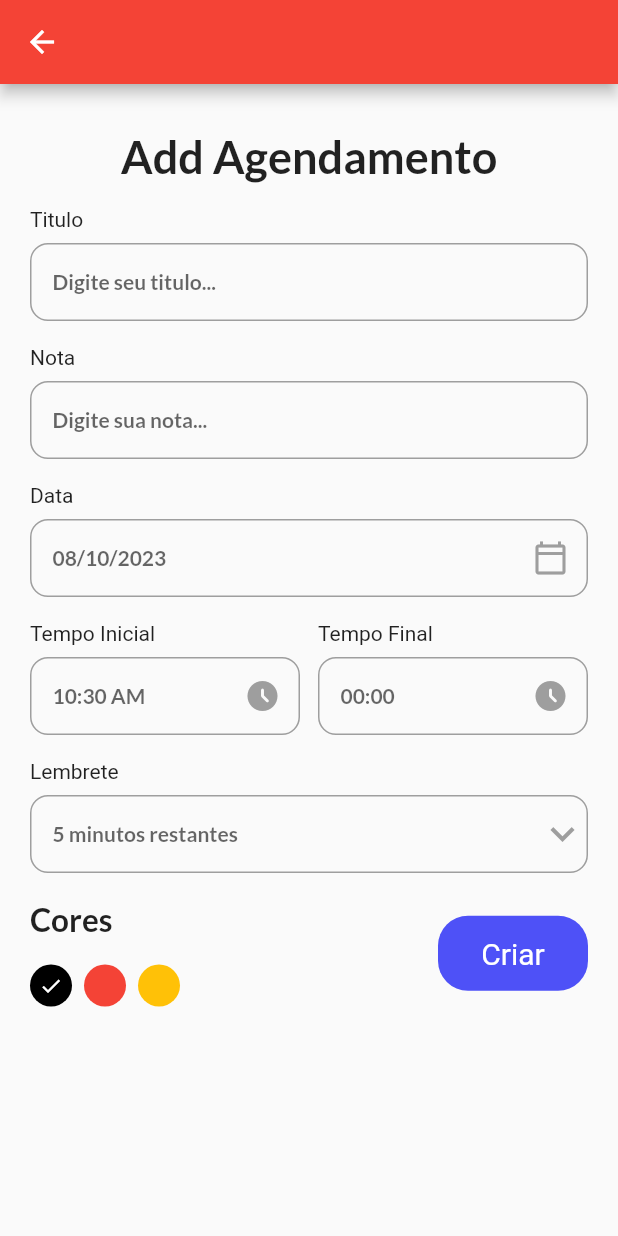
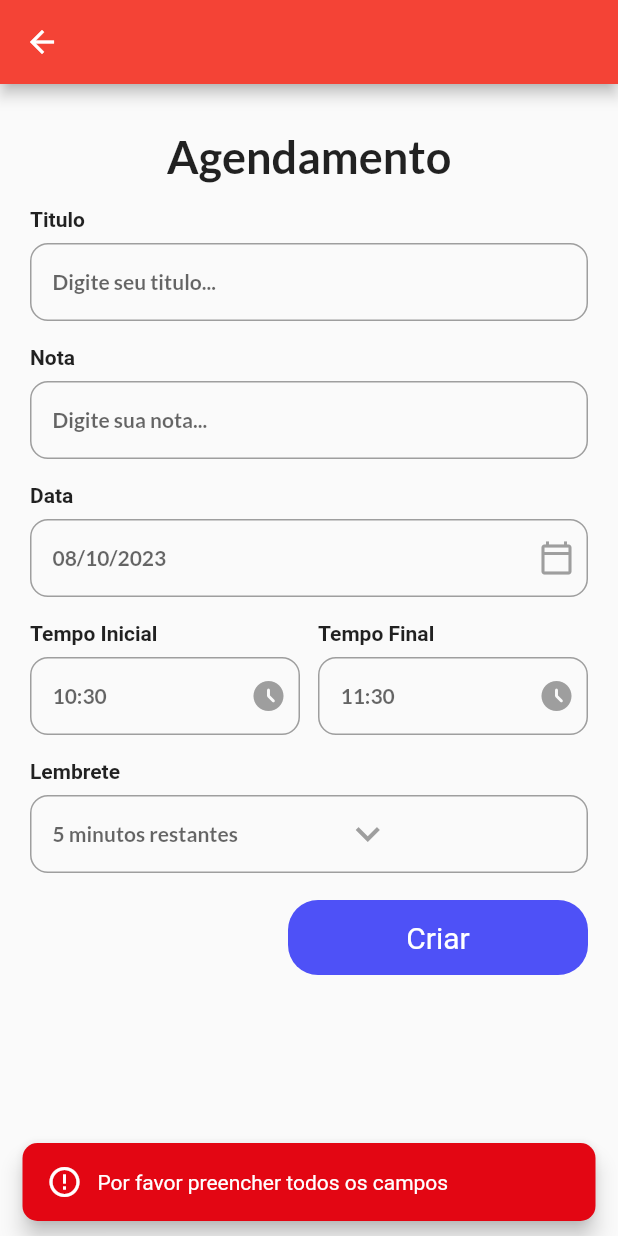
Before and after one commit to kauamoreno/agendamentos, a Flutter app: the AddAgendamento screen opened directly with empty values, after a tap on "Criar", on a phone screen of 412 x 824 dp. Run offline on Flutter 3.47's test engine with Material 2 defaults, Android fonts, the phone set to English and light mode, and no system bars; our stand-ins replace auto_size_text, cloud_firestore, date_picker_timeline, firebase_auth, firebase_core, get and 1 more; missing offline and left inert: form_validation; accounts and stored records are empty; generated files the repository leaves out were written again.

Commit message:
:sparkles: feat: Melhorando a UX da área de Agenda "

```diff
--- a/lib/App.dart
+++ b/lib/App.dart
@@ -12,6 +12,8 @@ import 'package:flutter/services.dart';
 import './views/pages/Relatorios.dart';
 import 'views/pages/Agenda/Calendario.dart';
 import 'package:agendamentos/views/pages/Tela_Escolha_Gerenciamento.dart';
+import 'package:flutter_localizations/flutter_localizations.dart';
+
 class App extends StatelessWidget {
   const App({super.key});
 
@@ -22,6 +24,15 @@ class App extends StatelessWidget {
 
     return MaterialApp(
       debugShowCheckedModeBanner: false,
+      localizationsDelegates: const [
+        GlobalMaterialLocalizations.delegate,
+        GlobalWidgetsLocalizations.delegate,
+        GlobalCupertinoLocalizations.delegate,
+      ],
+      supportedLocales: const [
+        Locale('pt', 'BR'),
+      ],
+      locale: const Locale('pt'),
 
       theme: ThemeData(
         primarySwatch: Colors.red
--- a/lib/view_model/Agenda/VM_AddAgendamentos.dart
+++ b/lib/view_model/Agenda/VM_AddAgendamentos.dart
@@ -1,3 +1,4 @@
+import 'package:agendamentos/view_model/SnackBarViewModel.dart';
 import 'package:flutter/material.dart';
 import '../../models/services/Firestore/SalasFirestore.dart';
 
@@ -12,6 +13,7 @@ class VM_AddAgendamentos {
   });
 
   SalasFirestore fire = SalasFirestore();
+  SnackBarViewModel snack = SnackBarViewModel();
 
   validaDados({
     required BuildContext context,
@@ -37,6 +39,9 @@ class VM_AddAgendamentos {
         lembrete: lembrete,
         nomeProfessor: nomeProfessor
       );
+      Navigator.pop(context);
+    } else {
+      snack.erro(context, 'Por favor preencher todos os campos');
     }
 
   }
--- a/lib/view_model/Agenda/VM_Calendario.dart
+++ b/lib/view_model/Agenda/VM_Calendario.dart
@@ -69,6 +69,15 @@ class VM_Calendario {
       snack.erro(context, 'Erro ao obter agendamentos: $error');
     }
 
+    if(agendamentoWidgets.isEmpty) {
+      agendamentoWidgets.add(
+        const Padding(
+          padding: EdgeInsets.only(top: 25),
+          child: Text('Nenhuma agenda para hoje', style: TextStyle(fontSize: 17)),
+        )
+      );
+    }
     return agendamentoWidgets;
+
   }
 }
--- a/lib/views/components/AgendaWidgets/inputs.dart
+++ b/lib/views/components/AgendaWidgets/inputs.dart
@@ -6,23 +6,29 @@ class InputAgendamentos extends StatelessWidget {
   final String dica;
   final TextEditingController? controller;
   final Widget? widget;
+  final VoidCallback? onTapCallback;
+  final bool desativado;
 
   const InputAgendamentos({
-    super.key,
+    Key? key,
     required this.titulo,
     required this.dica,
     this.controller,
     this.widget,
-  });
+    this.onTapCallback,
+    required this.desativado,
+  }) : super(key: key);
 
   @override
   Widget build(BuildContext context) {
-    return Container(
+    return GestureDetector(
+      onTap: onTapCallback,
+      child: Container(
         margin: const EdgeInsets.only(top: 16),
         child: Column(
           crossAxisAlignment: CrossAxisAlignment.start,
           children: [
-          Text(titulo),
+            Text(titulo, style: const TextStyle(fontWeight: FontWeight.bold)),
             Container(
               height: 52,
               margin: const EdgeInsets.only(top: 8.0),
@@ -31,10 +37,11 @@ class InputAgendamentos extends StatelessWidget {
                 border: Border.all(color: Colors.grey, width: 1.0),
                 borderRadius: BorderRadius.circular(12),
               ),
-            child: Expanded(
               child: Row(
                 children: [
                   Expanded(
+                    child: AbsorbPointer(
+                      absorbing: desativado,
                       child: TextFormField(
                         autofocus: false,
                         cursorColor: Colors.grey,
@@ -43,19 +50,18 @@ class InputAgendamentos extends StatelessWidget {
                         decoration: InputDecoration(
                           hintText: dica,
                           hintStyle: subTituloStyle,
-                        border: InputBorder.none
+                          border: InputBorder.none,
                         ),
                       ),
                     ),
-                  widget == null ? Container(): Container(
-                    child: widget,
+                  ),
+                  widget == null ? Container() : Container(child: widget),
+                ],
+              ),
             ),
           ],
         ),
       ),
-          ),
-        ],
-      ),
     );
   }
 }
--- a/lib/views/components/CardAgendamento.dart
+++ b/lib/views/components/CardAgendamento.dart
@@ -98,7 +98,7 @@ class CardAgendamento {
               Text('Horário: $horarioInicial ás $horarioFinal'),
               Text('Sala: $sala'),
               Text('Professor: $professor'),
-              nota != null ? Padding(
+              nota!.isNotEmpty ? Padding(
                 padding: const EdgeInsets.only(top: 15),
                 child: Text('Nota: $nota'),
               ) : Container()
--- a/lib/views/pages/Agenda/AddAgendamento.dart
+++ b/lib/views/pages/Agenda/AddAgendamento.dart
@@ -33,18 +33,16 @@ class _AddAgendamentoState extends State<AddAgendamento> {
   final TextEditingController _notaController = TextEditingController();
 
   DateTime dataSelecionada = DateTime.now();
-  String tempoFinal = "00:00";
-  String tempoInicial = DateFormat("hh:mm a").format(DateTime.now()).toString();
+  String tempoFinal = "11:30";
+  String tempoInicial = DateFormat("hh:mm").format(DateTime.now()).toString();
 
-  int _lenbreteSelecionado = 5;
+  int _lembreteSelecionado = 5;
   List<int> listaLembrete = [
     5,
     10,
     15,
     20,
   ];
-
-  int _corSelecionada = 0;
 
   @override
   Widget build(BuildContext context) {
@@ -61,76 +59,85 @@ class _AddAgendamentoState extends State<AddAgendamento> {
               const SizedBox(height: 30),
 
               Text(
-                "Add Agendamento",
+                "Agendamento",
                 style: headingStyle,
               ),
               InputAgendamentos(
                 titulo: "Titulo",
                 dica: "Digite seu titulo...",
                 controller: _tituloController,
+                desativado: false,
               ),
               InputAgendamentos(
                 titulo: "Nota",
                 dica: "Digite sua nota...",
                 controller: _notaController,
+                desativado: false,
               ),
               InputAgendamentos(
+                desativado: true,
                 titulo: "Data",
                 dica: DateFormat('dd/MM/yyyy').format(dataSelecionada),
-                widget: IconButton(
-                  icon: const Icon(
+                widget: const Padding(
+                  padding: EdgeInsets.only(right: 8),
+                  child: Icon(
                     Icons.calendar_today_outlined,
                     color: Colors.grey,
                   ),
-                  onPressed: () {
-                    setState(() {
+                ),
+                onTapCallback: () {
                   _pegarDataDoUsuario();
-                    });
                 },
               ),
-              ),
+
               Row(
                 children: [
                   Expanded(
                     child: InputAgendamentos(
+                      desativado: true,
                       titulo: "Tempo Inicial",
                       dica: tempoInicial,
-                      widget: IconButton(
-                        onPressed: () {
-                          _pegarTempoDoUsuario(oTempoInicial: true);
-                        },
-                        icon: const Icon(
+                      widget: const Padding(
+                        padding: EdgeInsets.only(right: 8),
+                        child: Icon(
                           Icons.access_time_filled_rounded,
                           color: Colors.grey,
                         ),
                       ),
-                    )
+                      onTapCallback: () {
+                        _pegarTempoDoUsuario(oTempoInicial: true);
+                      },
+                    ),
                   ),
 
                   const SizedBox(width: 12),
 
                   Expanded(
                     child: InputAgendamentos(
+                      desativado: true,
                       titulo: "Tempo Final",
                       dica: tempoFinal,
-                      widget: IconButton(
-                        onPressed: () {
-                          _pegarTempoDoUsuario(oTempoInicial: false);
-                        },
-                        icon: const Icon(
+                      widget: const Padding(
+                        padding: EdgeInsets.only(right: 8),
+                        child: Icon(
                           Icons.access_time_filled_rounded,
                           color: Colors.grey,
                         ),
                       ),
-                    )
+                      onTapCallback: () {
+                        _pegarTempoDoUsuario(oTempoInicial: false);
+                      },
+                    ),
                   )
                 ],
               ),
 
               InputAgendamentos(
+                desativado: true,
                 titulo: "Lembrete",
-                dica: "$_lenbreteSelecionado minutos restantes",
-                widget: DropdownButton(
+                dica: "$_lembreteSelecionado minutos restantes",
+                widget: Expanded(
+                  child: DropdownButton(
                     icon: const Icon(
                       Icons.keyboard_arrow_down,
                       color: Colors.grey,
@@ -144,7 +151,7 @@ class _AddAgendamentoState extends State<AddAgendamento> {
                     ),
                     onChanged: (String? novoValor) {
                       setState(() {
-                      _lenbreteSelecionado = int.parse(novoValor!);
+                        _lembreteSelecionado = int.parse(novoValor!);
                       });
                     },
 
@@ -154,23 +161,23 @@ class _AddAgendamentoState extends State<AddAgendamento> {
                         child: Text(valor.toString()),
                       );
                     }).toList(),
-                )
+                  ),
+                ),
               ),
 
               const SizedBox(height: 18),
 
-              Row(
-                mainAxisAlignment: MainAxisAlignment.spaceBetween,
-                crossAxisAlignment: CrossAxisAlignment.center,
-                children: [
-                  _paletaDeCor(),
-                  Botao(
+              Align(
+                alignment: Alignment.centerRight,
+                child: SizedBox(
+                  width: 200,
+                  child: Botao(
                     label: "Criar",
                     onTap: () async {
                       vm.validaDados(
                         titulo: _tituloController.text,
+                        data: DateFormat('dd/MM/yyyy').format(dataSelecionada),
                         nota: _notaController.text,
-                        data: DateFormat('dd/MM/yyyy').format(dataSelecionada),
                         timeInicial: tempoInicial,
                         timeFinal: tempoFinal,
                         lembrete: '',
@@ -178,55 +185,13 @@ class _AddAgendamentoState extends State<AddAgendamento> {
                         nomeProfessor: await auth.getNomeProfessorLogado() as String
                       );
                     },
-                  )
-                ],
+                  ),
+                ),
               ),
             ],
           ),
         ),
       ),
-    );
-  }
-
-  _paletaDeCor() {
-    return Column(
-      crossAxisAlignment: CrossAxisAlignment.start,
-      children: [
-        Text(
-          "Cores",
-          style: tituloStyle,
-        ),
-        const SizedBox(height: 18),
-        Wrap(
-          children: List<Widget>.generate(
-            3, (int index) {
-              return GestureDetector(
-                onTap: () {
-                  setState(() {
-                    _corSelecionada = index;
-                  });
-                },
-                child: Padding(
-                  padding: const EdgeInsets.only(right: 8.0),
-                  child: CircleAvatar(
-                    radius: 14,
-                    backgroundColor: index == 0
-                    ? Colors.black : index == 1
-                    ? Colors.red   : Colors.amber,
-                    child: _corSelecionada == index
-                      ? const Icon(
-                          Icons.done,
-                          color: Colors.white,
-                          size: 16,
-                        )
-                      : Container(),
-                  ),
-                ),
-              );
-            }
-          ),
-        ),
-      ],
     );
   }
 
@@ -239,7 +204,9 @@ class _AddAgendamentoState extends State<AddAgendamento> {
     );
 
     if (pegarData != null) {
+      setState(() {
         dataSelecionada = pegarData;
+      });
     }
   }
 
--- a/lib/views/pages/Agenda/Calendario.dart
+++ b/lib/views/pages/Agenda/Calendario.dart
@@ -92,9 +92,6 @@ class _CalendarioState extends State<Calendario> {
         height: 55,
         width: MediaQuery.of(context).size.width * 0.9,
         color: fechar == true ? Colors.red : clr,
-        decoration: BoxDecoration(
-
-        ),
       ),
     );
   }
@@ -153,7 +150,7 @@ class _CalendarioState extends State<Calendario> {
               crossAxisAlignment: CrossAxisAlignment.start,
               children: [
                 Text(
-                  DateFormat.yMMMMd().format(DateTime.now()),
+                  DateFormat.yMMMMd('pt_BR').format(DateTime.now()),
                   style: subHeadingStyle,
                 ),
                 Text(
@@ -164,7 +161,7 @@ class _CalendarioState extends State<Calendario> {
             ),
           ),
           Botao(
-            label: "+Add Ag",
+            label: " Agendar ",
             onTap: () {
               Navigator.pushNamed(context, '/agendamento', arguments: {
                 'nomeConjunto': widget.nomeConjunto,
```
Lines whose indentation alone changed are shown as unchanged.
